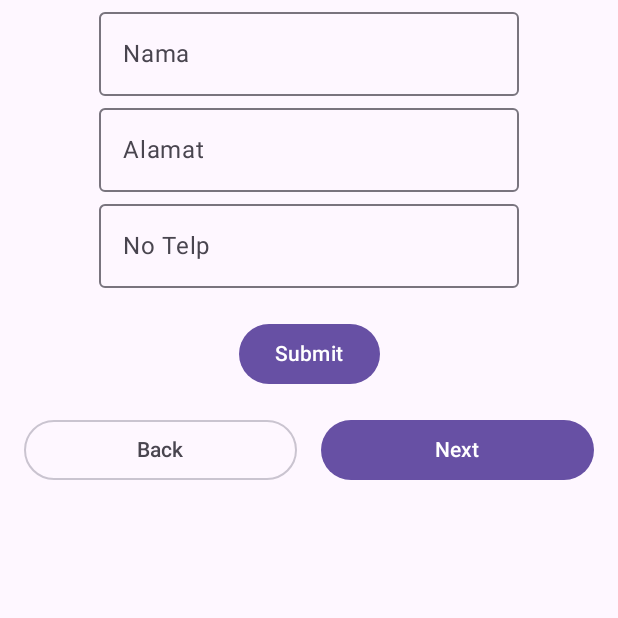
After one commit to rezariswandhaaaa/137_NavigationWithData, an Android app built with Jetpack Compose: the composable HalamanSatu shown on its own in the app's theme, on a phone screen of 412 x 824 dp, the top half of it. The commit adds this screen. Run offline under Robolectric (Android 15) with nearby library versions, the phone set to English and light mode, and no system bars.

Commit message:
Add Contact Form on HalamanSatu

```diff
--- /dev/null
+++ b/app/src/main/java/com/example/activity5/ui/page/HalamanSatu.kt
@@ -0,0 +1,98 @@
+@file:OptIn(ExperimentalMaterial3Api::class, ExperimentalMaterial3Api::class)
+
+import androidx.compose.foundation.layout.Arrangement
+import androidx.compose.foundation.layout.Column
+import androidx.compose.foundation.layout.Row
+import androidx.compose.foundation.layout.Spacer
+import androidx.compose.foundation.layout.fillMaxWidth
+import androidx.compose.foundation.layout.padding
+import androidx.compose.material3.Button
+import androidx.compose.material3.ExperimentalMaterial3Api
+import androidx.compose.material3.OutlinedButton
+import androidx.compose.material3.OutlinedTextField
+import androidx.compose.material3.Text
+import androidx.compose.runtime.Composable
+import androidx.compose.runtime.getValue
+import androidx.compose.runtime.mutableStateOf
+import androidx.compose.runtime.remember
+import androidx.compose.runtime.setValue
+import androidx.compose.ui.Alignment
+import androidx.compose.ui.Modifier
+import androidx.compose.ui.res.dimensionResource
+import androidx.compose.ui.res.stringResource
+import androidx.compose.ui.tooling.preview.Preview
+import androidx.compose.ui.unit.dp
+import com.example.activity5.R
+
+@Composable
+fun HalamanSatu(
+    onSubmitButtonClicked: (MutableList<String>) -> Unit,
+    onNextButtonClicked: () -> Unit,
+    onBackButtonClicked: () -> Unit
+){
+    var namaText by remember { mutableStateOf("") }
+    var alamatText by remember { mutableStateOf("") }
+    var noTlpText by remember { mutableStateOf("") }
+
+    var listData : MutableList<String> = mutableListOf(namaText,alamatText, noTlpText)
+
+    Column (
+        horizontalAlignment = Alignment.CenterHorizontally,
+        verticalArrangement = Arrangement.Center,
+        modifier = Modifier.fillMaxWidth()
+    ){
+
+        OutlinedTextField(
+            value = namaText,
+            onValueChange = {namaText = it},
+            label = { Text(text = stringResource(id = R.string.nama)) }
+        )
+
+        OutlinedTextField(
+            value = alamatText,
+            onValueChange = {alamatText = it},
+            label = { Text(text = stringResource(id = R.string.alamat)) }
+        )
+
+        OutlinedTextField(
+            value = noTlpText,
+            onValueChange = {noTlpText = it},
+            label = { Text(text = stringResource(id = R.string.notlp)) }
+        )
+
+        Spacer(modifier = Modifier.padding(10.dp))
+
+        Button(onClick = {onSubmitButtonClicked(listData)}) {
+            Text(text = stringResource(id = R.string.btn_submit))
+        }
+
+        Row (modifier = Modifier
+            .fillMaxWidth()
+            .padding(dimensionResource(R.dimen.padding_medium))
+            .weight(1f, false),
+            horizontalArrangement = Arrangement.spacedBy(dimensionResource(R.dimen.padding_medium)),
+            verticalAlignment = Alignment.Bottom
+        ){
+            OutlinedButton(
+                modifier = Modifier.weight(1f),
+                onClick = onBackButtonClicked
+
+            ){
+                Text(stringResource(R.string.btn_back))
+            }
+            Button(
+                modifier = Modifier.weight(1f),
+                onClick = onNextButtonClicked
+            ){
+                Text(stringResource(R.string.next))
+            }
+        }
+
+    }
+}
+
+@Preview
+@Composable
+fun HalamanSatuPreview(){
+    HalamanSatu(onSubmitButtonClicked = {}, onNextButtonClicked = {}) {}
+}
```
Also changed, not shown: app/src/main/java/com/example/activity5/ui/page/HalamanTiga.kt (line endings or trailing spaces).
